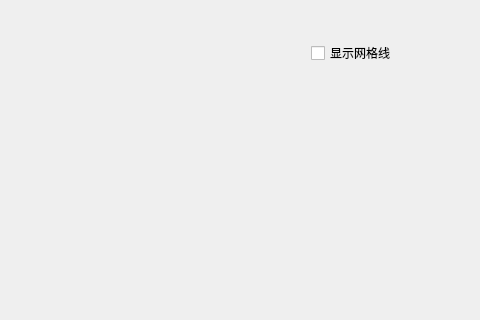
First picture: the form in example/collisionTest2/mainwidget.ui, repository zymelaii/LSP-Engine, before the edit; both pictures show x 320 to 800 and y 0 to 320 of the 800 by 600 pixel window.
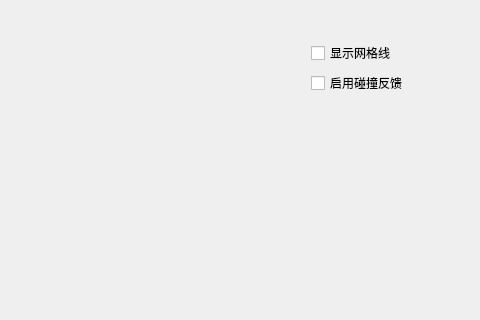
Second picture: the form after the edit. Custom widgets are drawn as their Qt base class.

The edit to the form file:
```diff
--- a/example/collisionTest2/mainwidget.ui
+++ b/example/collisionTest2/mainwidget.ui
@@ -43,6 +43,13 @@
       </property>
      </widget>
     </item>
+    <item>
+     <widget class="QCheckBox" name="cbCollisionResponse">
+      <property name="text">
+       <string>启用碰撞反馈</string>
+      </property>
+     </widget>
+    </item>
     <item>
      <spacer name="verticalSpacer">
       <property name="orientation">
```
